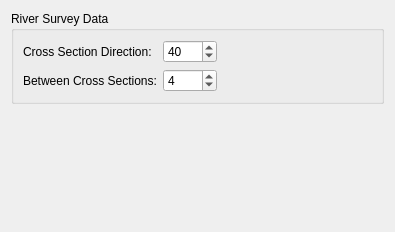
Old version of the form libs/gui/pref/preferencepagebackgroundgrid.ui in the repository i-RIC/prepost-gui.
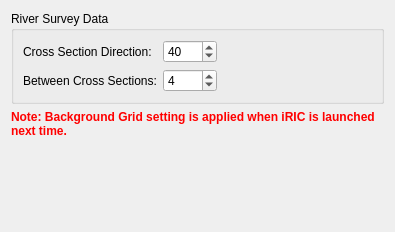
New version of the form.

Commit message: Improvement: note about background grid setting added. #889

Diff of the .ui file:
```diff
--- a/libs/gui/pref/preferencepagebackgroundgrid.ui
+++ b/libs/gui/pref/preferencepagebackgroundgrid.ui
@@ -80,6 +80,25 @@
      </layout>
     </widget>
    </item>
+   <item>
+    <widget class="QLabel" name="noteLabel">
+     <property name="font">
+      <font>
+       <weight>75</weight>
+       <bold>true</bold>
+      </font>
+     </property>
+     <property name="styleSheet">
+      <string notr="true">color: rgb(255, 0, 0);</string>
+     </property>
+     <property name="text">
+      <string>Note: Background Grid setting is applied when iRIC is launched next time.</string>
+     </property>
+     <property name="wordWrap">
+      <bool>true</bool>
+     </property>
+    </widget>
+   </item>
    <item>
     <spacer name="verticalSpacer">
      <property name="orientation">
```
The commit also changes 39 other files.
